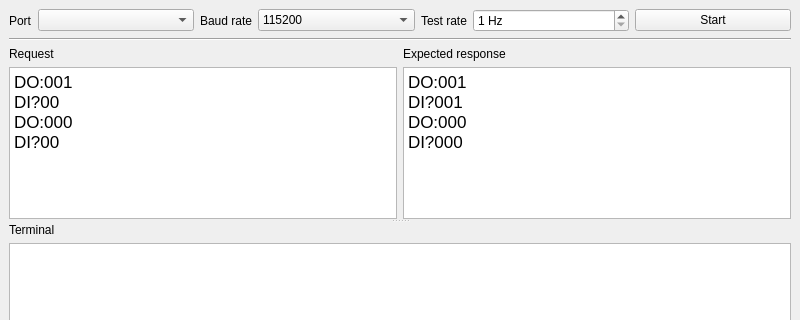
Before: the Qt Designer form mainwindow.ui in jinkim31/devicenet_tester, drawn with Qt 5; both pictures show x 0 to 800 and y 0 to 320 of the 800 by 600 pixel window.
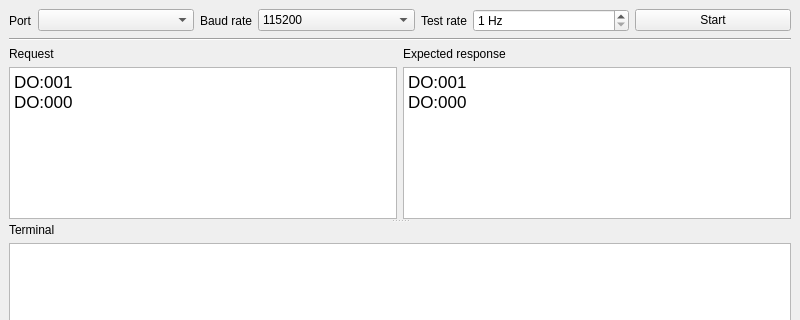
After: the same form once the commit is applied.

Patch:
```diff
--- a/mainwindow.ui
+++ b/mainwindow.ui
@@ -175,11 +175,9 @@
 &lt;html&gt;&lt;head&gt;&lt;meta name=&quot;qrichtext&quot; content=&quot;1&quot; /&gt;&lt;meta charset=&quot;utf-8&quot; /&gt;&lt;style type=&quot;text/css&quot;&gt;
 p, li { white-space: pre-wrap; }
 hr { height: 1px; border-width: 0; }
-&lt;/style&gt;&lt;/head&gt;&lt;body style=&quot; font-family:'.AppleSystemUIFont'; font-size:13pt; font-weight:400; font-style:normal;&quot;&gt;
-&lt;p style=&quot; margin-top:0px; margin-bottom:0px; margin-left:0px; margin-right:0px; -qt-block-indent:0; text-indent:0px;&quot;&gt;DO:001&lt;/p&gt;
-&lt;p style=&quot; margin-top:0px; margin-bottom:0px; margin-left:0px; margin-right:0px; -qt-block-indent:0; text-indent:0px;&quot;&gt;DI?00&lt;/p&gt;
-&lt;p style=&quot; margin-top:0px; margin-bottom:0px; margin-left:0px; margin-right:0px; -qt-block-indent:0; text-indent:0px;&quot;&gt;DO:000&lt;/p&gt;
-&lt;p style=&quot; margin-top:0px; margin-bottom:0px; margin-left:0px; margin-right:0px; -qt-block-indent:0; text-indent:0px;&quot;&gt;DI?00&lt;/p&gt;&lt;/body&gt;&lt;/html&gt;</string>
+&lt;/style&gt;&lt;/head&gt;&lt;body style=&quot; font-family:'Segoe UI'; font-size:9pt; font-weight:400; font-style:normal;&quot;&gt;
+&lt;p style=&quot; margin-top:0px; margin-bottom:0px; margin-left:0px; margin-right:0px; -qt-block-indent:0; text-indent:0px;&quot;&gt;&lt;span style=&quot; font-family:'.AppleSystemUIFont'; font-size:13pt;&quot;&gt;DO:001&lt;/span&gt;&lt;/p&gt;
+&lt;p style=&quot; margin-top:0px; margin-bottom:0px; margin-left:0px; margin-right:0px; -qt-block-indent:0; text-indent:0px;&quot;&gt;&lt;span style=&quot; font-family:'.AppleSystemUIFont'; font-size:13pt;&quot;&gt;DO:000&lt;/span&gt;&lt;/p&gt;&lt;/body&gt;&lt;/html&gt;</string>
             </property>
            </widget>
           </item>
@@ -190,11 +188,9 @@
 &lt;html&gt;&lt;head&gt;&lt;meta name=&quot;qrichtext&quot; content=&quot;1&quot; /&gt;&lt;meta charset=&quot;utf-8&quot; /&gt;&lt;style type=&quot;text/css&quot;&gt;
 p, li { white-space: pre-wrap; }
 hr { height: 1px; border-width: 0; }
-&lt;/style&gt;&lt;/head&gt;&lt;body style=&quot; font-family:'.AppleSystemUIFont'; font-size:13pt; font-weight:400; font-style:normal;&quot;&gt;
-&lt;p style=&quot; margin-top:0px; margin-bottom:0px; margin-left:0px; margin-right:0px; -qt-block-indent:0; text-indent:0px;&quot;&gt;DO:001&lt;/p&gt;
-&lt;p style=&quot; margin-top:0px; margin-bottom:0px; margin-left:0px; margin-right:0px; -qt-block-indent:0; text-indent:0px;&quot;&gt;DI?001&lt;/p&gt;
-&lt;p style=&quot; margin-top:0px; margin-bottom:0px; margin-left:0px; margin-right:0px; -qt-block-indent:0; text-indent:0px;&quot;&gt;DO:000&lt;/p&gt;
-&lt;p style=&quot; margin-top:0px; margin-bottom:0px; margin-left:0px; margin-right:0px; -qt-block-indent:0; text-indent:0px;&quot;&gt;DI?000&lt;/p&gt;&lt;/body&gt;&lt;/html&gt;</string>
+&lt;/style&gt;&lt;/head&gt;&lt;body style=&quot; font-family:'Segoe UI'; font-size:9pt; font-weight:400; font-style:normal;&quot;&gt;
+&lt;p style=&quot; margin-top:0px; margin-bottom:0px; margin-left:0px; margin-right:0px; -qt-block-indent:0; text-indent:0px;&quot;&gt;&lt;span style=&quot; font-family:'.AppleSystemUIFont'; font-size:13pt;&quot;&gt;DO:001&lt;/span&gt;&lt;/p&gt;
+&lt;p style=&quot; margin-top:0px; margin-bottom:0px; margin-left:0px; margin-right:0px; -qt-block-indent:0; text-indent:0px;&quot;&gt;&lt;span style=&quot; font-family:'.AppleSystemUIFont'; font-size:13pt;&quot;&gt;DO:000&lt;/span&gt;&lt;/p&gt;&lt;/body&gt;&lt;/html&gt;</string>
             </property>
            </widget>
           </item>
```
Left out of the diff: 2 changed lines with no effect on the pictures.
